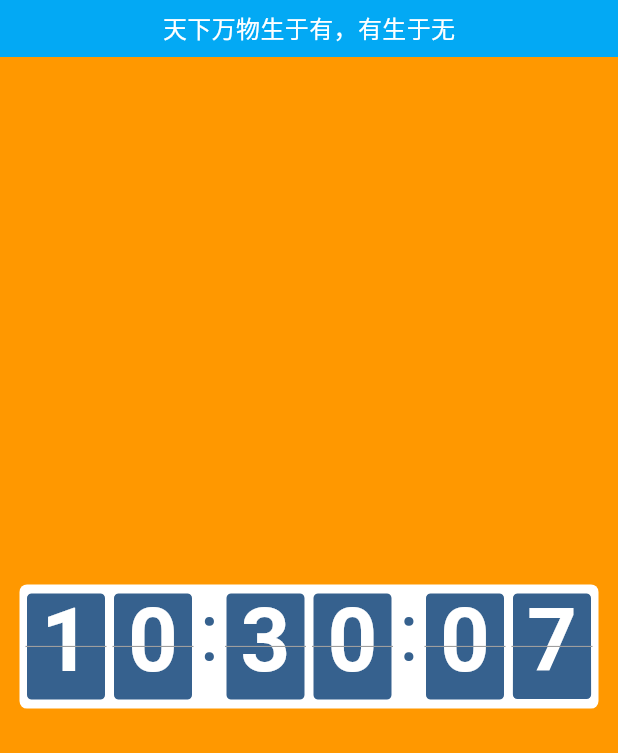
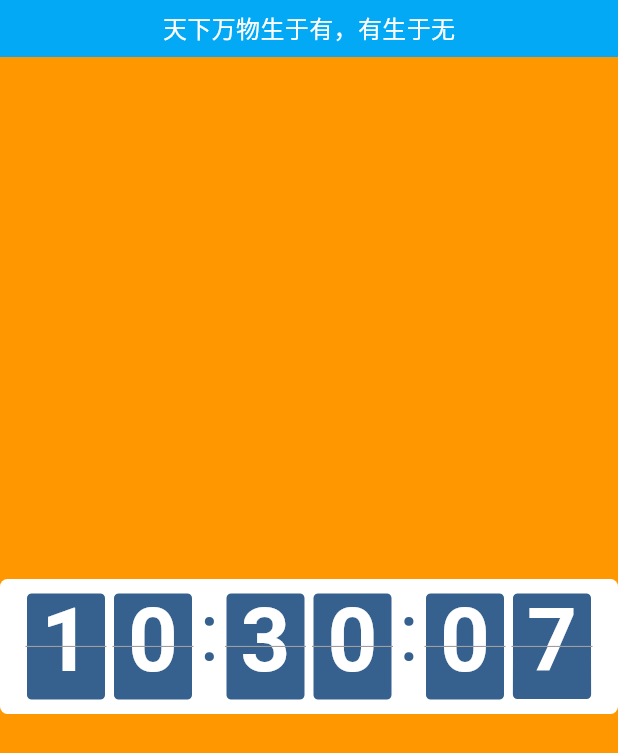
Before and after one commit to puraz/flip-clock, a Flutter app: the screen it shows after launch, on a phone screen of 412 x 824 dp. Shown: the top 753 px of the screen. Run offline on Flutter 3.47's test engine with Material 3 defaults, Android fonts, the phone set to English and light mode, and no system bars; our stand-ins replace get; missing offline and left inert: window_manager; statements that could not run were skipped.

Commit message:
fix: flip clock

```diff
--- a/lib/pages/home_page.dart
+++ b/lib/pages/home_page.dart
@@ -27,13 +27,17 @@ class _HomePageState extends State<HomePage> {
     _contextMenu = AppContextMenu(configController: configController);
   }
 
-  Widget _flipClock(ColorScheme colors) =>
-      Container(
+  Widget _flipClock(ColorScheme colors) => Container(
     decoration: BoxDecoration(
       color: colors.onPrimary,
       borderRadius: const BorderRadius.all(Radius.circular(5.0)),
     ),
     padding: const EdgeInsets.symmetric(vertical: 5.0, horizontal: 2.0),
+    // 添加约束
+    constraints: const BoxConstraints(
+      maxHeight: 90.0, // height(72) + vertical padding(5*2)
+    ),
+    child: Center(  // 添加Center确保内容居中
       child: FlipClock(
         digitSize: 58.0,
         width: 54.0,
@@ -42,7 +46,12 @@ class _HomePageState extends State<HomePage> {
         hingeColor: Colors.grey,
         showBorder: true,
         hingeWidth: 0.8,
-          separatorWidth: 13.0
+        separatorWidth: 13.0,
+        // 调整数字间距，避免溢出
+        digitSpacing: const EdgeInsets.symmetric(horizontal: 2.0),
+        // 添加边框圆角，与容器保持一致
+        borderRadius: const BorderRadius.all(Radius.circular(4.0)),
+      ),
     ),
   );
 
```
Lines whose indentation alone changed are shown as unchanged.
